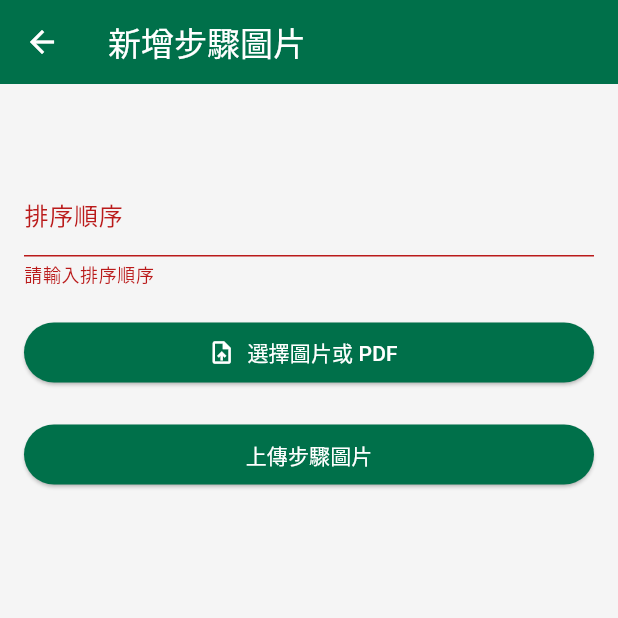
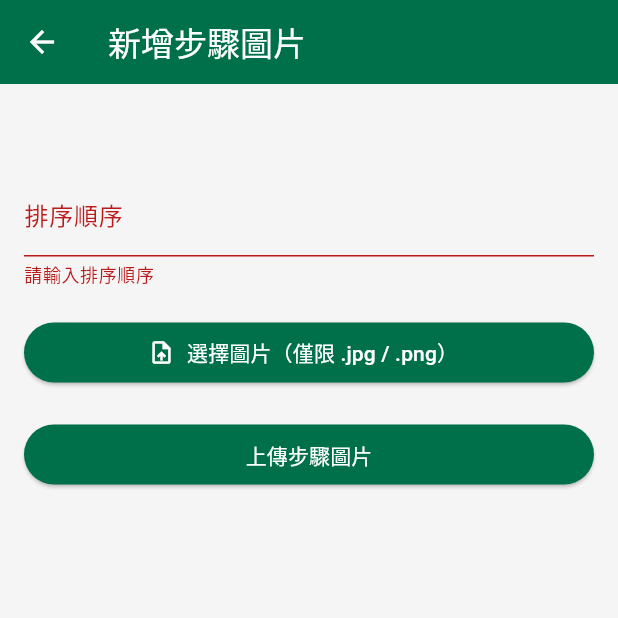
Before and after one commit to shao0925/SignalGuideApp, a Flutter app: the ProcedureStepFormPage screen opened directly with empty values, after a tap on "上傳步驟圖片", on a phone screen of 412 x 824 dp, the top half of it. Run offline on Flutter 3.47's test engine with Material 3 defaults, Android fonts, the phone set to English and light mode, and no system bars; our stand-ins replace flutter_secure_storage, photo_view; missing offline and left inert: file_selector; accounts and stored records are empty; network calls fail.

```diff
--- a/signal_guide_app/lib/constants.dart
+++ b/signal_guide_app/lib/constants.dart
@@ -1,4 +1,6 @@
 // constants.dart
 
 // 伺服器 API 網址根路徑（模擬器使用 http://10.0.2.2 對應 localhost）
-const String kBaseUrl = 'http://10.0.2.2:8000/api';
+// 電腦IPv4 192.168.167.214
+const String kHostUrl = 'http://192.168.167.214:8000';
+const String kBaseUrl = 'http://192.168.167.214:8000/api';
--- a/signal_guide_app/lib/pages/procedure_step_form.dart
+++ b/signal_guide_app/lib/pages/procedure_step_form.dart
@@ -28,14 +28,50 @@ class _ProcedureStepFormPageState extends State<ProcedureStepFormPage> {
   XFile? _selectedFile;
   String? _fileName;
 
+  @override
+  void initState() {
+    super.initState();
+    _fetchNextOrder(); // 預設排序值
+  }
+
+  Future<void> _fetchNextOrder() async {
+    final token = await storage.read(key: 'access_token');
+    final uri = Uri.parse('$kBaseUrl/steps/?fault_id=${widget.faultId}');
+
+    final response = await http.get(uri, headers: {
+      'Authorization': 'Bearer $token',
+    });
+
+    if (response.statusCode == 200) {
+      final List data = jsonDecode(response.body);
+      final orders = data.map<int>((item) => item['order'] as int).toList();
+      final maxOrder = orders.isEmpty ? 0 : orders.reduce((a, b) => a > b ? a : b);
+      _orderController.text = (maxOrder + 1).toString();
+    } else {
+      print('取得排序失敗：${response.statusCode} - ${response.body}');
+      _orderController.text = '1';
+    }
+  }
+
   Future<void> _pickFile() async {
     final file = await openFile(
       acceptedTypeGroups: [
-        XTypeGroup(label: 'images_and_pdf', extensions: ['jpg', 'jpeg', 'png', 'pdf']),
+        XTypeGroup(
+          label: 'image_only',
+          extensions: ['jpg', 'jpeg', 'png'],
+        ),
       ],
     );
 
     if (file != null) {
+      final ext = file.name.toLowerCase().split('.').last;
+      if (!['jpg', 'jpeg', 'png'].contains(ext)) {
+        ScaffoldMessenger.of(context).showSnackBar(
+          const SnackBar(content: Text('❌ 僅支援上傳圖片（.jpg / .png）')),
+        );
+        return;
+      }
+
       setState(() {
         _selectedFile = file;
         _fileName = file.name;
@@ -44,10 +80,17 @@ class _ProcedureStepFormPageState extends State<ProcedureStepFormPage> {
   }
 
   Future<void> _submit() async {
-    if (!_formKey.currentState!.validate() || _selectedFile == null) return;
+    if (!_formKey.currentState!.validate()) return;
+
+    if (_selectedFile == null) {
+      ScaffoldMessenger.of(context).showSnackBar(
+        const SnackBar(content: Text('❗ 請選擇圖片')),
+      );
+      return;
+    }
 
     final token = await storage.read(key: 'access_token');
-    final uri = Uri.parse('$kBaseUrl/procedure-steps/');
+    final uri = Uri.parse('$kBaseUrl/steps/');
 
     final request = http.MultipartRequest('POST', uri)
       ..headers['Authorization'] = 'Bearer $token'
@@ -103,7 +146,7 @@ class _ProcedureStepFormPageState extends State<ProcedureStepFormPage> {
               ElevatedButton.icon(
                 onPressed: _pickFile,
                 icon: const Icon(Icons.upload_file),
-                label: Text(_fileName ?? '選擇圖片或 PDF'),
+                label: Text(_fileName ?? '選擇圖片（僅限 .jpg / .png）'),
               ),
               const SizedBox(height: 20),
               ElevatedButton(
--- a/signal_guide_app/pubspec.yaml
+++ b/signal_guide_app/pubspec.yaml
@@ -34,6 +34,7 @@ dependencies:
   flutter_secure_storage: ^8.1.0  # 用來存 access token
   url_launcher: ^6.2.5
   file_selector: ^1.0.3
+  photo_view: ^0.14.0
 
 
 
```
Also changed, not shown: signal_guide_app/lib/pages/device_list.dart (+17 -2 lines), signal_guide_app/lib/pages/fault_case_list.dart (+15 -2 lines), signal_guide_app/lib/pages/image_gallery.dart (+49 -7 lines), signal_guide_app/lib/pages/procedure_step_list.dart (+102 -45 lines), signal_guide_app/pubspec.lock, signalguideproject/media/procedure_files/程序流程圖1-1.jpg (added), 2 other files.
